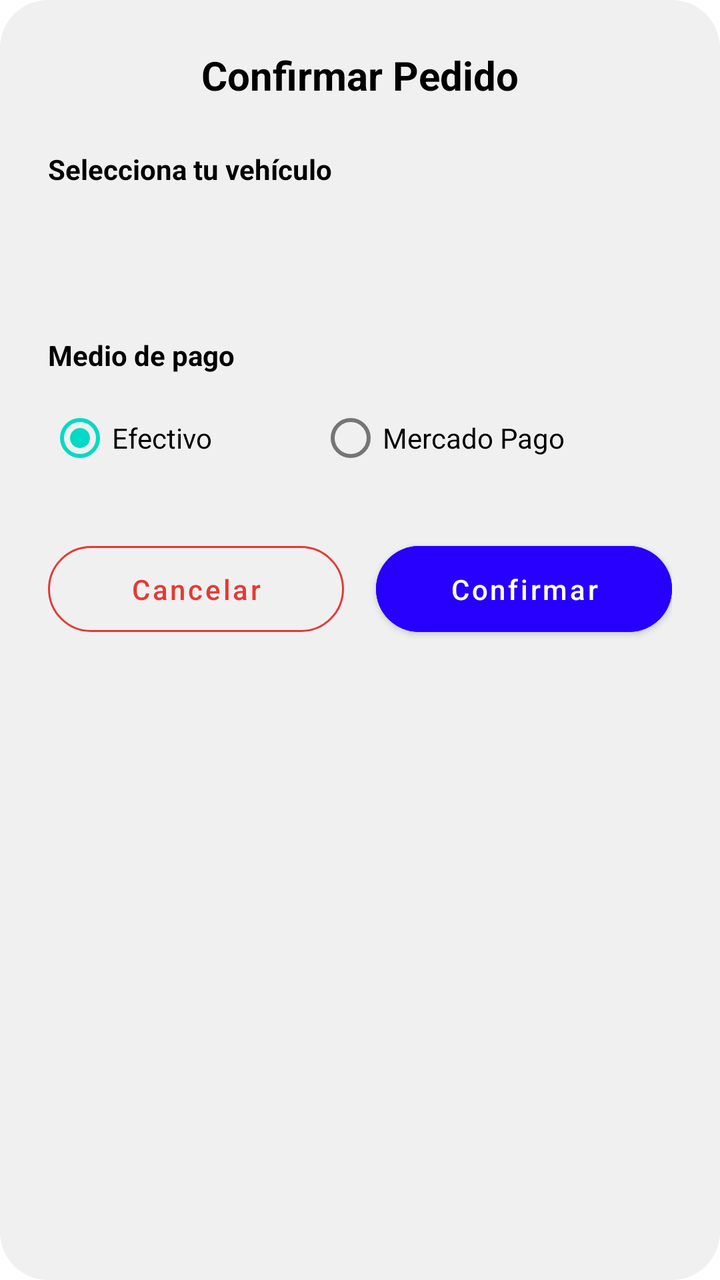
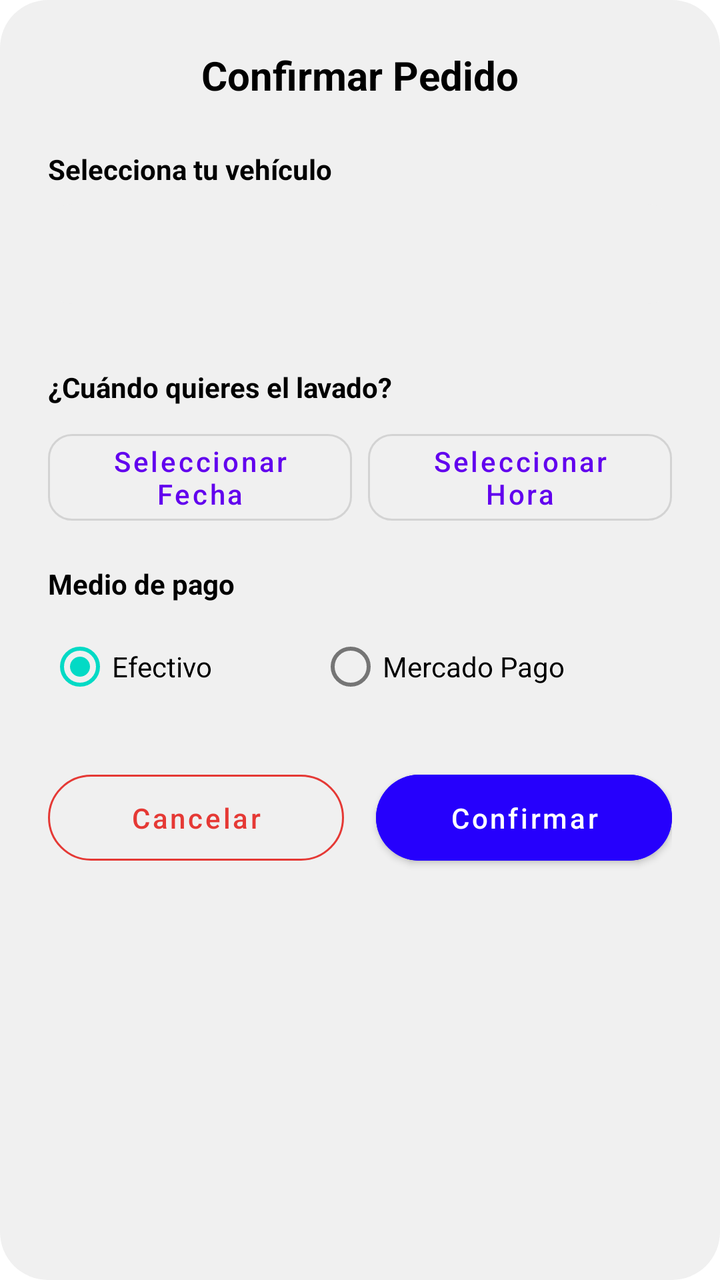

An Android layout rendered at two revisions. The XML below is the earlier revision; the diff shows what the commit changed to produce the second picture.
<!-- AndroidManifest.xml: application theme Theme.CarWash -->
<!-- res/layout/layout_order_confirmation_bottom_sheet.xml -->
<?xml version="1.0" encoding="utf-8"?>
<LinearLayout xmlns:android="http://schemas.android.com/apk/res/android"
    xmlns:app="http://schemas.android.com/apk/res-auto"
    android:layout_width="match_parent"
    android:layout_height="wrap_content"
    android:orientation="vertical"
    android:padding="24dp"
    android:background="@drawable/search_bar_background">

    <TextView
        android:id="@+id/tvConfirmTitle"
        android:layout_width="wrap_content"
        android:layout_height="wrap_content"
        android:text="Confirmar Pedido"
        android:textColor="@color/black"
        android:textSize="20sp"
        android:textStyle="bold"
        android:layout_gravity="center_horizontal"
        android:layout_marginBottom="24dp"/>

    <TextView
        android:layout_width="wrap_content"
        android:layout_height="wrap_content"
        android:text="Selecciona tu vehículo"
        android:textColor="@color/black"
        android:textStyle="bold"
        android:layout_marginBottom="8dp"/>

    <Spinner
        android:id="@+id/spinnerVehicles"
        android:layout_width="match_parent"
        android:layout_height="50dp"
        android:background="@drawable/edit_text_background"
        android:layout_marginBottom="16dp"/>

    <TextView
        android:layout_width="wrap_content"
        android:layout_height="wrap_content"
        android:text="Medio de pago"
        android:textColor="@color/black"
        android:textStyle="bold"
        android:layout_marginBottom="8dp"/>

    <RadioGroup
        android:id="@+id/rgPayment"
        android:layout_width="match_parent"
        android:layout_height="wrap_content"
        android:orientation="horizontal"
        android:layout_marginBottom="24dp">

        <RadioButton
            android:id="@+id/rbCash"
            android:layout_width="wrap_content"
            android:layout_height="wrap_content"
            android:text="Efectivo"
            android:checked="true"
            android:layout_weight="1"/>

        <RadioButton
            android:id="@+id/rbDigital"
            android:layout_width="wrap_content"
            android:layout_height="wrap_content"
            android:text="Mercado Pago"
            android:layout_weight="1"/>
    </RadioGroup>

    <LinearLayout
        android:layout_width="match_parent"
        android:layout_height="wrap_content"
        android:orientation="horizontal">

        <com.google.android.material.button.MaterialButton
            android:id="@+id/btnCancelOrder"
            style="@style/Widget.MaterialComponents.Button.OutlinedButton"
            android:layout_width="0dp"
            android:layout_height="55dp"
            android:layout_weight="1"
            android:layout_marginEnd="8dp"
            android:text="Cancelar"
            android:textAllCaps="false"
            android:textColor="@color/red"
            app:cornerRadius="24dp"
            app:strokeColor="@color/red" />

        <com.google.android.material.button.MaterialButton
            android:id="@+id/btnConfirmOrder"
            android:layout_width="0dp"
            android:layout_height="55dp"
            android:layout_weight="1"
            android:layout_marginStart="8dp"
            android:text="Confirmar"
            android:textAllCaps="false"
            android:textColor="@color/white"
            android:backgroundTint="@color/azulcarwash"
            app:cornerRadius="24dp" />

    </LinearLayout>

</LinearLayout>
<!-- resources referenced by this layout -->
<resources>
  <color name="azulcarwash">#2600FC</color>
  <color name="black">#FF000000</color>
  <color name="red">#E53935</color>
  <color name="white">#FFFFFFFF</color>
  <!-- drawable edit_text_background (drawable) -->
  <?xml version="1.0" encoding="utf-8"?>
  <shape xmlns:android="http://schemas.android.com/apk/res/android"
      android:shape="rectangle">
  
      
      <solid android:color="@color/edit_text_bg_gray" />
  
      
      <corners android:radius="12dp" />
  
  </shape>
  <!-- drawable search_bar_background (drawable) -->
  <?xml version="1.0" encoding="utf-8"?>
  <shape xmlns:android="http://schemas.android.com/apk/res/android"
      android:shape="rectangle">
      <solid android:color="#F0F0F0" />
      <corners android:radius="24dp" />
  </shape>
  <style name="Theme.CarWash" parent="Theme.MaterialComponents.DayNight.NoActionBar">
          
          <item name="colorPrimary">@color/purple_500</item>
          <item name="colorPrimaryVariant">@color/purple_700</item>
          <item name="colorOnPrimary">@color/white</item>
          
          <item name="colorSecondary">@color/teal_200</item>
          <item name="colorSecondaryVariant">@color/teal_700</item>
          <item name="colorOnSecondary">@color/black</item>
          
          <item name="android:statusBarColor">?attr/colorPrimaryVariant</item>
          
      </style>
  <color name="edit_text_bg_gray">#F0F0F0</color>
  <color name="purple_500">#FF6200EE</color>
  <color name="purple_700">#FF3700B3</color>
  <color name="teal_200">#FF03DAC5</color>
  <color name="teal_700">#FF018786</color>
</resources>

<!-- the commit's change to res/layout/layout_order_confirmation_bottom_sheet.xml (unified diff, before → after) -->
@@ -32,6 +32,44 @@
         android:layout_height="50dp"
         android:background="@drawable/edit_text_background"
         android:layout_marginBottom="16dp"/>
+
+    <TextView
+        android:layout_width="wrap_content"
+        android:layout_height="wrap_content"
+        android:text="¿Cuándo quieres el lavado?"
+        android:textColor="@color/black"
+        android:textStyle="bold"
+        android:layout_marginTop="16dp"
+        android:layout_marginBottom="8dp"/>
+
+    <LinearLayout
+        android:layout_width="match_parent"
+        android:layout_height="wrap_content"
+        android:orientation="horizontal"
+        android:layout_marginBottom="16dp">
+
+        <com.google.android.material.button.MaterialButton
+            android:id="@+id/btnSelectDate"
+            style="@style/Widget.MaterialComponents.Button.OutlinedButton"
+            android:layout_width="0dp"
+            android:layout_height="wrap_content"
+            android:layout_weight="1"
+            android:layout_marginEnd="4dp"
+            android:text="Seleccionar Fecha"
+            android:textAllCaps="false"
+            app:cornerRadius="12dp"/>
+
+        <com.google.android.material.button.MaterialButton
+            android:id="@+id/btnSelectTime"
+            style="@style/Widget.MaterialComponents.Button.OutlinedButton"
+            android:layout_width="0dp"
+            android:layout_height="wrap_content"
+            android:layout_weight="1"
+            android:layout_marginStart="4dp"
+            android:text="Seleccionar Hora"
+            android:textAllCaps="false"
+            app:cornerRadius="12dp"/>
+    </LinearLayout>
 
     <TextView
         android:layout_width="wrap_content"
